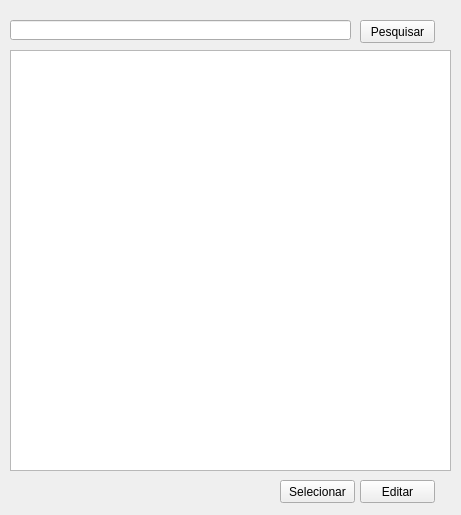
First picture: the form in frms/frm_pesquisarColab.ui, repository luissantananet/cadastro_colaborador, before the edit.
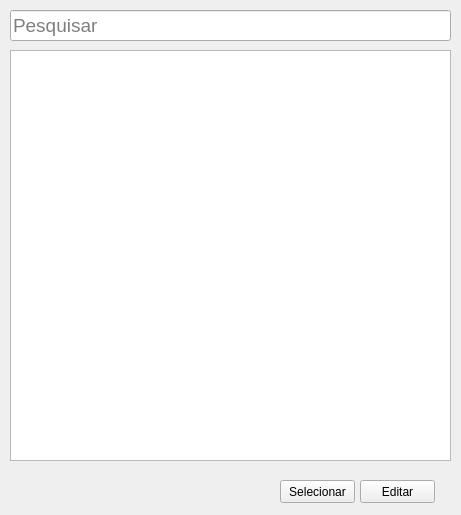
Second picture: the form after the edit.

Commit message: ajustes na tela de pesquisas do colab

```diff
--- a/frms/frm_pesquisarColab.ui
+++ b/frms/frm_pesquisarColab.ui
@@ -26,39 +26,6 @@
    <string>Pesquisar Colaborador</string>
   </property>
   <widget class="QWidget" name="centralwidget">
-   <widget class="QLineEdit" name="edt_pesquisar">
-    <property name="geometry">
-     <rect>
-      <x>10</x>
-      <y>20</y>
-      <width>341</width>
-      <height>20</height>
-     </rect>
-    </property>
-   </widget>
-   <widget class="QTableWidget" name="tableWidget">
-    <property name="geometry">
-     <rect>
-      <x>10</x>
-      <y>50</y>
-      <width>441</width>
-      <height>421</height>
-     </rect>
-    </property>
-   </widget>
-   <widget class="QPushButton" name="btn_pesquisar">
-    <property name="geometry">
-     <rect>
-      <x>360</x>
-      <y>20</y>
-      <width>75</width>
-      <height>23</height>
-     </rect>
-    </property>
-    <property name="text">
-     <string>Pesquisar</string>
-    </property>
-   </widget>
    <widget class="QPushButton" name="btn_editar">
     <property name="geometry">
      <rect>
@@ -85,6 +52,34 @@
      <string>Selecionar</string>
     </property>
    </widget>
+   <widget class="QLineEdit" name="edt_pesquisar">
+    <property name="geometry">
+     <rect>
+      <x>10</x>
+      <y>10</y>
+      <width>441</width>
+      <height>31</height>
+     </rect>
+    </property>
+    <property name="font">
+     <font>
+      <pointsize>14</pointsize>
+     </font>
+    </property>
+    <property name="placeholderText">
+     <string>Pesquisar</string>
+    </property>
+   </widget>
+   <widget class="QListWidget" name="listWidget">
+    <property name="geometry">
+     <rect>
+      <x>10</x>
+      <y>50</y>
+      <width>441</width>
+      <height>411</height>
+     </rect>
+    </property>
+   </widget>
   </widget>
  </widget>
  <resources/>
```
The commit also changes 6 other files.
